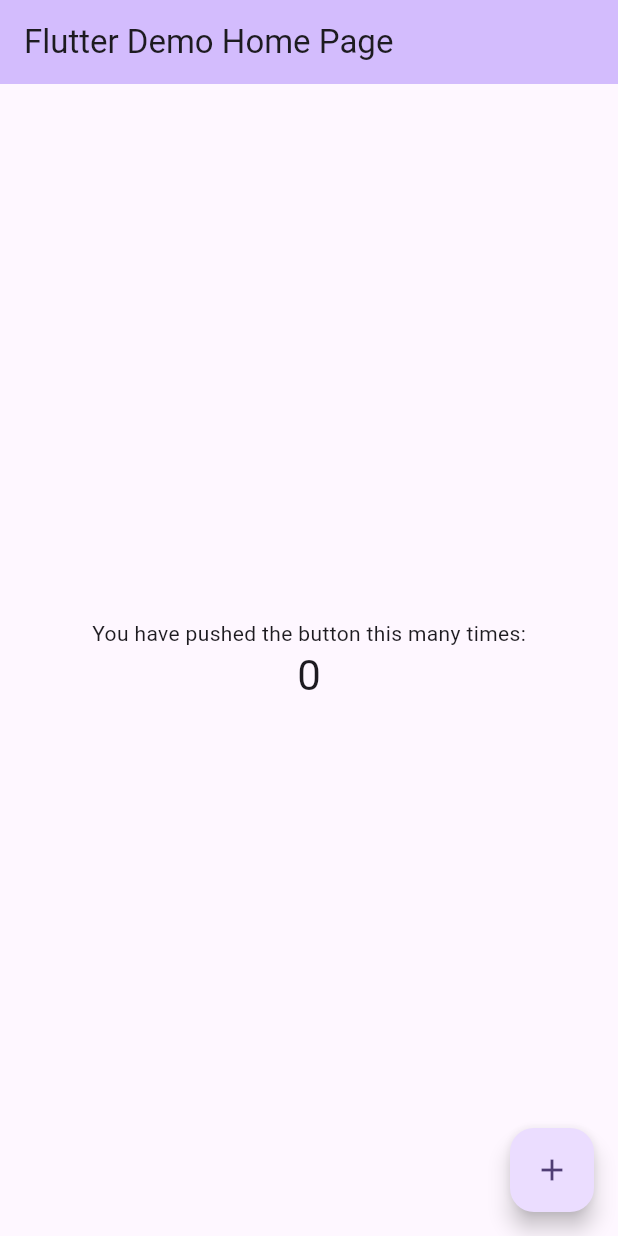
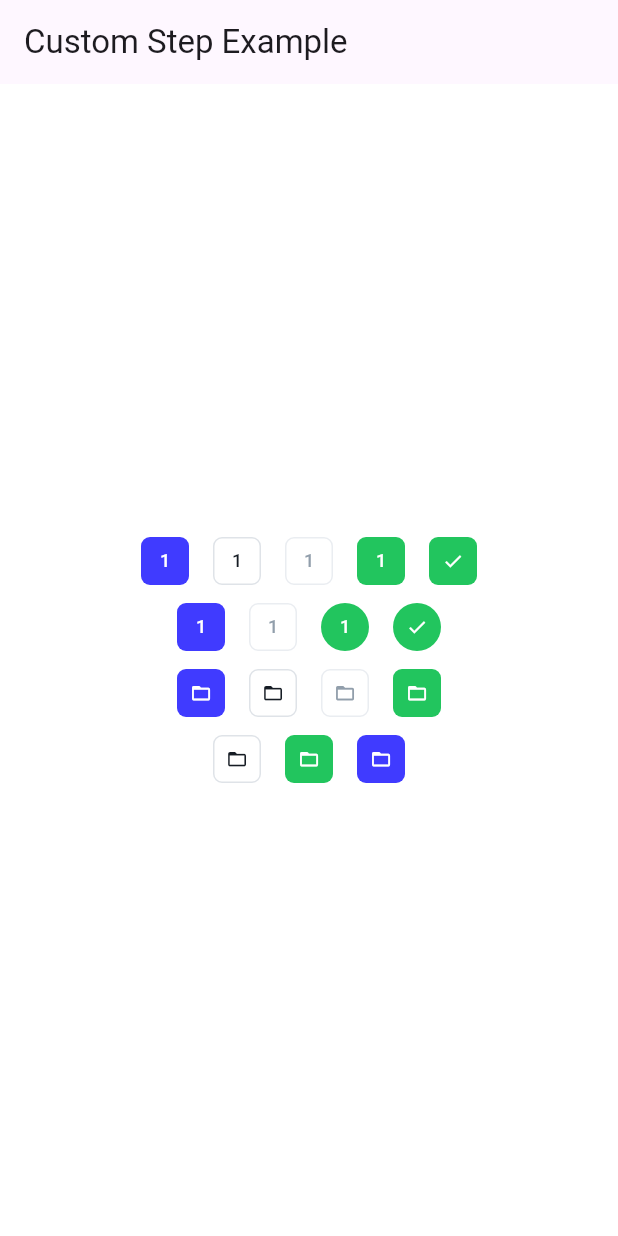
Before and after one commit to RunnerOnFoot/test_designs, a Flutter app: the screen it shows after launch, on a phone screen of 412 x 824 dp. Run offline on Flutter 3.47's test engine with Material 3 defaults, Android fonts, the phone set to English and light mode, and no system bars.

Commit message:
Refactor: Add custom step button and home page
- Remove the default Flutter demo code.
- Add the custom step button widget.
- Add the home page with examples of the custom step button.
- Add color theme definitions.
- Add text style definitions.

```diff
--- /dev/null
+++ b/lib/core/theme/colors.dart
@@ -0,0 +1,11 @@
+import 'package:flutter/material.dart';
+
+class AppColors {
+  static const Color primary = Color(0xFF403BFF);
+  static const Color success = Color(0xFF22C55E);
+  static const Color surface = Colors.white;
+  static const Color outline = Color(0xFFDFE3E8);
+  static const Color outlineLight = Color(0xFFEAEDF1);
+  static const Color onSurface = Color(0xFF161C24);
+  static const Color onSurfaceVariantLow = Color(0xFF919EAB);
+}
--- /dev/null
+++ b/lib/core/theme/text_styles.dart
@@ -0,0 +1,11 @@
+import 'package:flutter/material.dart';
+
+class AppTextStyles {
+  static const TextStyle stepText = TextStyle(
+    fontSize: 12,
+    fontWeight: FontWeight.w500,
+    height: 1.33,
+    letterSpacing: -0.12,
+    fontFamily: 'Inter',
+  );
+}
--- /dev/null
+++ b/lib/core/widgets/step_button.dart
@@ -0,0 +1,78 @@
+import 'package:flutter/material.dart';
+import '../../../../../core/theme/colors.dart';
+
+enum StepStatus { complete, inProgress, incomplete }
+
+class CustomStep extends StatelessWidget {
+  final IconData? icon;
+  final String? number;
+  final StepStatus status;
+  final Color backgroundColor;
+  final Color borderColor;
+  final Color contentColor;
+  final double borderRadius;
+  final double padding;
+  final double size;
+  final VoidCallback? onPressed;
+
+  const CustomStep({
+    super.key,
+    this.icon,
+    this.number,
+    required this.status,
+    this.backgroundColor = AppColors.surface,
+    this.borderColor = Colors.transparent,
+    this.contentColor = AppColors.onSurface,
+    this.borderRadius = 6,
+    this.padding = 4,
+    this.size = 24,
+    this.onPressed,
+  }) : assert(
+         (icon == null) != (number == null),
+         'Either icon or number must be provided, but not both.',
+       );
+
+  @override
+  Widget build(BuildContext context) {
+    return Material(
+      color: backgroundColor,
+      shape: RoundedRectangleBorder(
+        borderRadius: BorderRadius.circular(borderRadius),
+        side: BorderSide(color: borderColor, width: 1),
+      ),
+      child: InkWell(
+        onTap: onPressed,
+        borderRadius: BorderRadius.circular(borderRadius),
+        child: Padding(
+          padding: EdgeInsets.all(padding),
+          child: SizedBox(
+            width: size,
+            height: size,
+            child: Center(child: _buildContent()),
+          ),
+        ),
+      ),
+    );
+  }
+
+  Widget _buildContent() {
+    switch ((icon, number)) {
+      case (IconData _, null):
+        return Icon(icon, color: contentColor, size: size * 0.6);
+      case (null, String _):
+        return Text(
+          number!,
+          style: TextStyle(
+            color: contentColor,
+            fontSize: size * 0.5,
+            fontWeight: FontWeight.w500,
+            height: 1.33,
+            letterSpacing: -0.12,
+          ),
+          textAlign: TextAlign.center,
+        );
+      default:
+        return const SizedBox.shrink();
+    }
+  }
+}
--- /dev/null
+++ b/lib/features/buttons/presentation/widgets/organisms/all_buttons_widget.dart
@@ -0,0 +1,146 @@
+import 'package:flutter/material.dart';
+import '../../../../../core/theme/colors.dart';
+import '../../../../../core/widgets/step_button.dart';
+
+class AllButtonsWidget extends StatelessWidget {
+  const AllButtonsWidget({super.key});
+
+  @override
+  Widget build(BuildContext context) {
+    return Column(
+      mainAxisAlignment: MainAxisAlignment.center,
+      children: [
+        _buildRow([
+          CustomStep(
+            number: '1',
+            status: StepStatus.inProgress,
+            backgroundColor: AppColors.primary,
+            contentColor: AppColors.surface,
+          ),
+          CustomStep(
+            number: '1',
+            status: StepStatus.incomplete,
+            backgroundColor: AppColors.surface,
+            borderColor: AppColors.outline,
+            contentColor: AppColors.onSurface,
+          ),
+          CustomStep(
+            number: '1',
+            status: StepStatus.incomplete,
+            backgroundColor: AppColors.surface,
+            borderColor: AppColors.outlineLight,
+            contentColor: AppColors.onSurfaceVariantLow,
+          ),
+          CustomStep(
+            number: '1',
+            status: StepStatus.complete,
+            backgroundColor: AppColors.success,
+            contentColor: AppColors.surface,
+          ),
+          CustomStep(
+            icon: Icons.check,
+            status: StepStatus.complete,
+            backgroundColor: AppColors.success,
+            contentColor: AppColors.surface,
+          ),
+        ]),
+        const SizedBox(height: 12),
+        _buildRow([
+          CustomStep(
+            number: '1',
+            status: StepStatus.inProgress,
+            backgroundColor: AppColors.primary,
+            contentColor: AppColors.surface,
+          ),
+          CustomStep(
+            number: '1',
+            status: StepStatus.incomplete,
+            backgroundColor: AppColors.surface,
+            borderColor: AppColors.outlineLight,
+            contentColor: AppColors.onSurfaceVariantLow,
+          ),
+          CustomStep(
+            number: '1',
+            status: StepStatus.complete,
+            backgroundColor: AppColors.success,
+            contentColor: AppColors.surface,
+            borderRadius: 500,
+          ),
+          CustomStep(
+            icon: Icons.check,
+            status: StepStatus.complete,
+            backgroundColor: AppColors.success,
+            contentColor: AppColors.surface,
+            borderRadius: 500,
+          ),
+        ]),
+        const SizedBox(height: 12),
+        _buildRow([
+          CustomStep(
+            icon: Icons.folder_open,
+            status: StepStatus.inProgress,
+            backgroundColor: AppColors.primary,
+            contentColor: AppColors.surface,
+          ),
+          CustomStep(
+            icon: Icons.folder_open,
+            status: StepStatus.incomplete,
+            backgroundColor: AppColors.surface,
+            borderColor: AppColors.outline,
+            contentColor: AppColors.onSurface,
+          ),
+          CustomStep(
+            icon: Icons.folder_open,
+            status: StepStatus.incomplete,
+            backgroundColor: AppColors.surface,
+            borderColor: AppColors.outlineLight,
+            contentColor: AppColors.onSurfaceVariantLow,
+          ),
+          CustomStep(
+            icon: Icons.folder_open,
+            status: StepStatus.complete,
+            backgroundColor: AppColors.success,
+            contentColor: AppColors.surface,
+          ),
+        ]),
+        const SizedBox(height: 12),
+        _buildRow([
+          CustomStep(
+            icon: Icons.folder_open,
+            status: StepStatus.incomplete,
+            backgroundColor: AppColors.surface,
+            borderColor: AppColors.outline,
+            contentColor: AppColors.onSurface,
+          ),
+          CustomStep(
+            icon: Icons.folder_open,
+            status: StepStatus.complete,
+            backgroundColor: AppColors.success,
+            contentColor: AppColors.surface,
+          ),
+          CustomStep(
+            icon: Icons.folder_open,
+            status: StepStatus.inProgress,
+            backgroundColor: AppColors.primary,
+            contentColor: AppColors.surface,
+          ),
+        ]),
+      ],
+    );
+  }
+
+  Widget _buildRow(List<Widget> buttons) {
+    return Row(
+      mainAxisAlignment: MainAxisAlignment.center,
+      children:
+          buttons
+              .map(
+                (btn) => Padding(
+                  padding: const EdgeInsets.symmetric(horizontal: 8),
+                  child: btn,
+                ),
+              )
+              .toList(),
+    );
+  }
+}
--- a/lib/main.dart
+++ b/lib/main.dart
@@ -1,4 +1,6 @@
 import 'package:flutter/material.dart';
+import 'core/theme/colors.dart';
+import 'presentation/pages/home_page.dart';
 
 void main() {
   runApp(const MyApp());
@@ -7,116 +9,13 @@ void main() {
 class MyApp extends StatelessWidget {
   const MyApp({super.key});
 
-  // This widget is the root of your application.
   @override
   Widget build(BuildContext context) {
     return MaterialApp(
-      title: 'Flutter Demo',
-      theme: ThemeData(
-        // This is the theme of your application.
-        //
-        // TRY THIS: Try running your application with "flutter run". You'll see
-        // the application has a purple toolbar. Then, without quitting the app,
-        // try changing the seedColor in the colorScheme below to Colors.green
-        // and then invoke "hot reload" (save your changes or press the "hot
-        // reload" button in a Flutter-supported IDE, or press "r" if you used
-        // the command line to start the app).
-        //
-        // Notice that the counter didn't reset back to zero; the application
-        // state is not lost during the reload. To reset the state, use hot
-        // restart instead.
-        //
-        // This works for code too, not just values: Most code changes can be
-        // tested with just a hot reload.
-        colorScheme: ColorScheme.fromSeed(seedColor: Colors.deepPurple),
-      ),
-      home: const MyHomePage(title: 'Flutter Demo Home Page'),
+      debugShowCheckedModeBanner: false,
+      title: 'Custom Step Example',
+      theme: ThemeData(primaryColor: AppColors.primary),
+      home: const HomePage(),
     );
   }
 }
-
-class MyHomePage extends StatefulWidget {
-  const MyHomePage({super.key, required this.title});
-
-  // This widget is the home page of your application. It is stateful, meaning
-  // that it has a State object (defined below) that contains fields that affect
-  // how it looks.
-
-  // This class is the configuration for the state. It holds the values (in this
-  // case the title) provided by the parent (in this case the App widget) and
-  // used by the build method of the State. Fields in a Widget subclass are
-  // always marked "final".
-
-  final String title;
-
-  @override
-  State<MyHomePage> createState() => _MyHomePageState();
-}
-
-class _MyHomePageState extends State<MyHomePage> {
-  int _counter = 0;
-
-  void _incrementCounter() {
-    setState(() {
-      // This call to setState tells the Flutter framework that something has
-      // changed in this State, which causes it to rerun the build method below
-      // so that the display can reflect the updated values. If we changed
-      // _counter without calling setState(), then the build method would not be
-      // called again, and so nothing would appear to happen.
-      _counter++;
-    });
-  }
-
-  @override
-  Widget build(BuildContext context) {
-    // This method is rerun every time setState is called, for instance as done
-    // by the _incrementCounter method above.
-    //
-    // The Flutter framework has been optimized to make rerunning build methods
-    // fast, so that you can just rebuild anything that needs updating rather
-    // than having to individually change instances of widgets.
-    return Scaffold(
-      appBar: AppBar(
-        // TRY THIS: Try changing the color here to a specific color (to
-        // Colors.amber, perhaps?) and trigger a hot reload to see the AppBar
-        // change color while the other colors stay the same.
-        backgroundColor: Theme.of(context).colorScheme.inversePrimary,
-        // Here we take the value from the MyHomePage object that was created by
-        // the App.build method, and use it to set our appbar title.
-        title: Text(widget.title),
-      ),
-      body: Center(
-        // Center is a layout widget. It takes a single child and positions it
-        // in the middle of the parent.
-        child: Column(
-          // Column is also a layout widget. It takes a list of children and
-          // arranges them vertically. By default, it sizes itself to fit its
-          // children horizontally, and tries to be as tall as its parent.
-          //
-          // Column has various properties to control how it sizes itself and
-          // how it positions its children. Here we use mainAxisAlignment to
-          // center the children vertically; the main axis here is the vertical
-          // axis because Columns are vertical (the cross axis would be
-          // horizontal).
-          //
-          // TRY THIS: Invoke "debug painting" (choose the "Toggle Debug Paint"
-          // action in the IDE, or press "p" in the console), to see the
-          // wireframe for each widget.
-          mainAxisAlignment: MainAxisAlignment.center,
-          children: <Widget>[
-            const Text('You have pushed the button this many times:'),
-            Text(
-              '$_counter',
-              style: Theme.of(context).textTheme.headlineMedium,
-            ),
-          ],
-        ),
-      ),
-      floatingActionButton: FloatingActionButton(
-        onPressed: _incrementCounter,
-        tooltip: 'Increment',
-        child: const Icon(Icons.add),
-      ), // This trailing comma makes auto-formatting nicer for build methods.
-    );
-  }
-}
--- /dev/null
+++ b/lib/presentation/pages/home_page.dart
@@ -0,0 +1,16 @@
+import 'package:flutter/material.dart';
+import '../../core/theme/colors.dart';
+import '../../features/buttons/presentation/widgets/organisms/all_buttons_widget.dart';
+
+class HomePage extends StatelessWidget {
+  const HomePage({super.key});
+
+  @override
+  Widget build(BuildContext context) {
+    return Scaffold(
+      appBar: AppBar(title: const Text('Custom Step Example')),
+      backgroundColor: AppColors.surface,
+      body: const Center(child: AllButtonsWidget()),
+    );
+  }
+}
```
